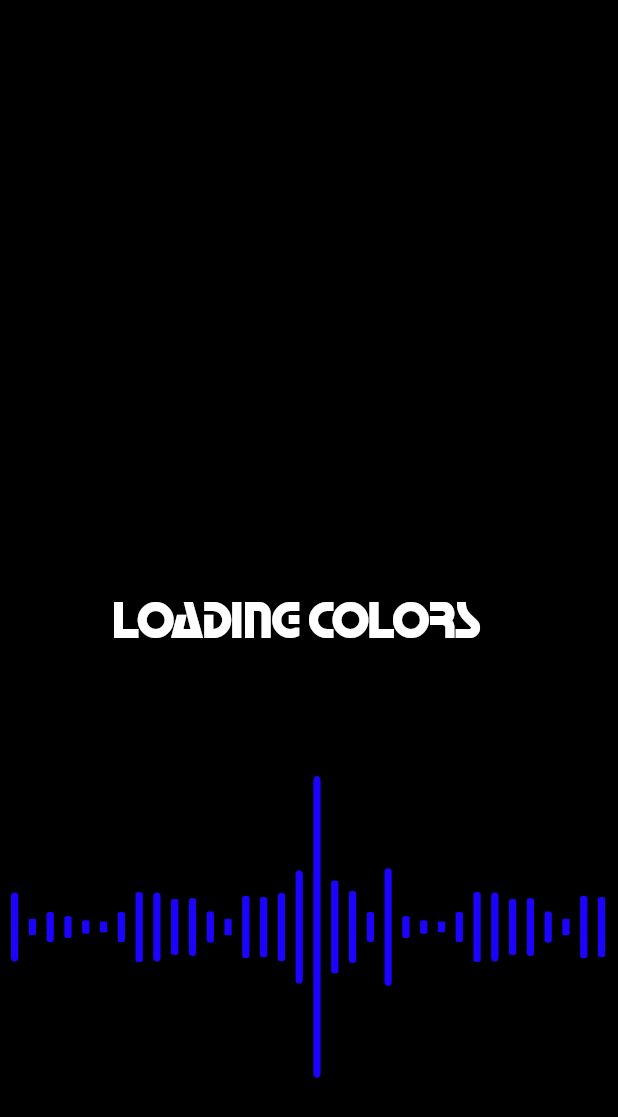
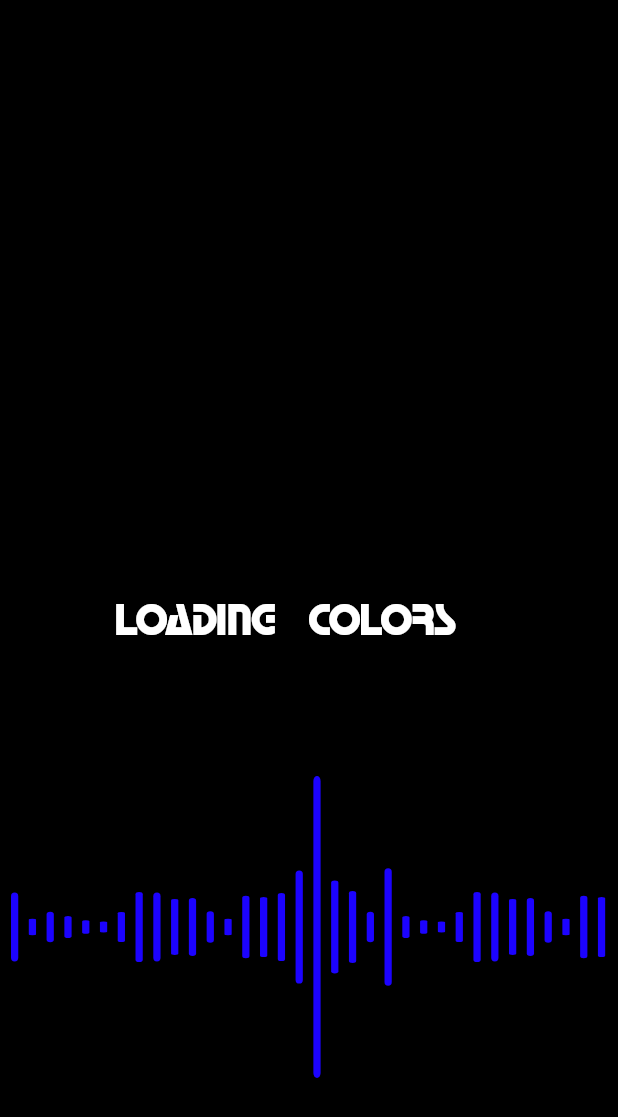
Before and after one commit to M-Manas-s/WallpaperApp, a Flutter app: the LoadingPage screen opened directly, on a phone screen of 412 x 824 dp. Shown: the top 1117 px of the screen. Run offline on Flutter 3.47's test engine with Material 2 defaults, Android fonts, the phone set to English and light mode, and no system bars; drawn by our look-alikes of animated_text_kit; our stand-ins replace cloud_firestore, firebase_auth, firebase_core, flash, flutter_image_slideshow, just_audio and 3 more; accounts and stored records are empty.

Commit message:
UI fixed

```diff
--- a/lib/screens/LoadingPage.dart
+++ b/lib/screens/LoadingPage.dart
@@ -63,18 +63,14 @@ class _LoadingPageState extends State<LoadingPage> {
   }
 
   Future<dynamic> _fetchImagesAPI() {
-      return Future.delayed(Duration(
-        milliseconds: 6000
-      ), () {
+    return Future.delayed(Duration(milliseconds: 6000), () {
       Navigator.pushAndRemoveUntil(context, MaterialPageRoute( builder : (context)=>ExplorePage()), (route) => false);
     });
   }
 
   @override
   Widget build(BuildContext context) {
-    Size size = MediaQuery
-        .of(context)
-        .size;
+    Size size = MediaQuery.of(context).size;
     return Scaffold(
         backgroundColor: Colors.black,
         body: Center(
@@ -82,18 +78,16 @@ class _LoadingPageState extends State<LoadingPage> {
           children: [
             Center(
               child: Container(
-                  margin: EdgeInsets.all(size.width * 0.12),
                 child: Row(
-                    mainAxisSize: MainAxisSize.min,
                   children: <Widget>[
                     Expanded(
                       child: Padding(
-                          padding: EdgeInsets.only(right: 4.0),
+                        padding: EdgeInsets.only(right: size.width * 0.05),
                         child: Text(
                           'Loading',
                           textAlign: TextAlign.right,
                           style: TextStyle(
-                                fontSize: 35.0,
+                              fontSize: MediaQuery.of(context).textScaleFactor*30,
                               color: Colors.white,
                               fontFamily: 'Horizon'),
                         ),
@@ -103,18 +97,21 @@ class _LoadingPageState extends State<LoadingPage> {
                       child: DefaultTextStyle(
                         textAlign: TextAlign.left,
                         style: TextStyle(
-                            fontSize: 35.0,
+                          fontSize: MediaQuery.of(context).textScaleFactor*30,
                           fontFamily: 'Horizon',
                         ),
-                          child: AnimatedTextKit(
+                        child: Row(
+                          children: [
+                            AnimatedTextKit(
                               repeatForever: true,
                               pause: Duration(milliseconds: 0),
                               animatedTexts: elements
-                                .map((e) =>
-                                RotateAnimatedText(e,
-                                    duration:
-                                    Duration(milliseconds: 700)))
+                                  .map((e) => RotateAnimatedText(e,
+                                      duration: Duration(milliseconds: 700)))
                                   .toList(),
+                            ),
+                            Expanded(child: Container(),)
+                          ],
                         ),
                       ),
                     ),
@@ -122,13 +119,10 @@ class _LoadingPageState extends State<LoadingPage> {
                 ),
               ),
             ),
-              Container(
-                  height: size.height * 0.5,
-                  margin: EdgeInsets.only(top: size.height * 0.5),
-                  //color: Colors.red,
-                  child: Lottie.asset("anim/musicwave.json"))
+            Align(
+                alignment: Alignment.bottomCenter,
+                child: Lottie.asset("anim/musicwave.json", width: size.width))
           ],
-          )
-        ));
+        )));
   }
 }
```
Also changed, not shown: lib/screens/IntroPage.dart (+14 -5 lines). Lines whose indentation alone changed are shown as unchanged.
